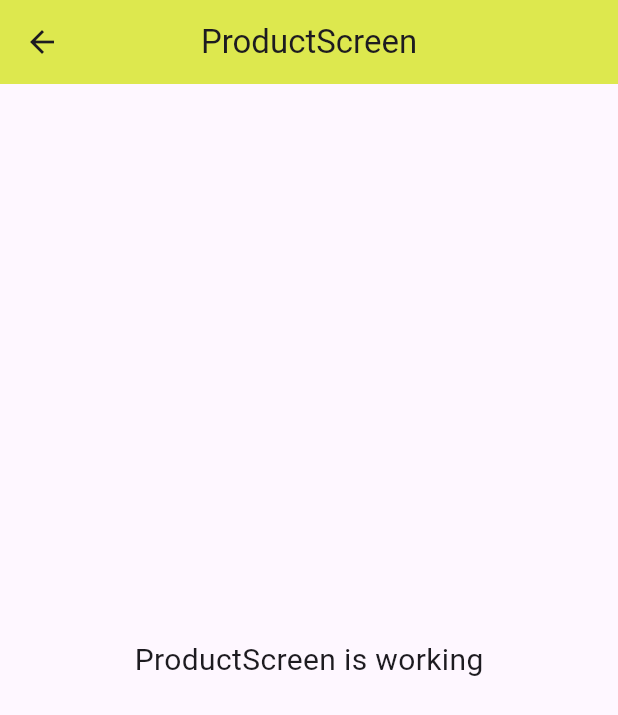
After one commit to unustudents/laris-clean, a Flutter app: the ProductScreen screen opened by its route, on a phone screen of 412 x 824 dp. The commit adds this screen. Shown: the top 715 px of the screen. Run offline on Flutter 3.47's test engine with Material 3 defaults, Android fonts, the light colour scheme and no system bars; our stand-ins replace get.

Commit message:
add product page

```diff
--- a/frontend/lib/infrastructure/navigation/bindings/controllers/controllers_bindings.dart
+++ b/frontend/lib/infrastructure/navigation/bindings/controllers/controllers_bindings.dart
@@ -1,2 +1,3 @@
 export 'package:laris_clean/infrastructure/navigation/bindings/controllers/home.controller.binding.dart';
+export 'package:laris_clean/infrastructure/navigation/bindings/controllers/product.controller.binding.dart';
 export 'package:laris_clean/infrastructure/navigation/bindings/controllers/profil.controller.binding.dart';
--- a/frontend/lib/infrastructure/navigation/navigation.dart
+++ b/frontend/lib/infrastructure/navigation/navigation.dart
@@ -36,5 +36,10 @@ class Nav {
       page: () => const ProfilScreen(),
       binding: ProfilControllerBinding(),
     ),
+    GetPage(
+      name: Routes.PRODUCT,
+      page: () => const ProductScreen(),
+      binding: ProductControllerBinding(),
+    ),
   ];
 }
--- a/frontend/lib/infrastructure/navigation/routes.dart
+++ b/frontend/lib/infrastructure/navigation/routes.dart
@@ -7,4 +7,5 @@ class Routes {
 
   static const HOME = '/home';
   static const PROFIL = '/profil';
+  static const PRODUCT = '/product';
 }
--- /dev/null
+++ b/frontend/lib/presentation/product/product.screen.dart
@@ -0,0 +1,24 @@
+import 'package:flutter/material.dart';
+
+import 'package:get/get.dart';
+
+import 'controllers/product.controller.dart';
+
+class ProductScreen extends GetView<ProductController> {
+  const ProductScreen({Key? key}) : super(key: key);
+  @override
+  Widget build(BuildContext context) {
+    return Scaffold(
+      appBar: AppBar(
+        title: const Text('ProductScreen'),
+        centerTitle: true,
+      ),
+      body: const Center(
+        child: Text(
+          'ProductScreen is working',
+          style: TextStyle(fontSize: 20),
+        ),
+      ),
+    );
+  }
+}
--- a/frontend/lib/presentation/screens.dart
+++ b/frontend/lib/presentation/screens.dart
@@ -1,2 +1,3 @@
 export 'package:laris_clean/presentation/home/home.screen.dart';
+export 'package:laris_clean/presentation/product/product.screen.dart';
 export 'package:laris_clean/presentation/profil/profil.screen.dart';
```
Also changed, not shown: frontend/lib/infrastructure/navigation/bindings/controllers/product.controller.binding.dart (added, +12 -0 lines), frontend/lib/presentation/product/controllers/product.controller.dart (added, +23 -0 lines).
